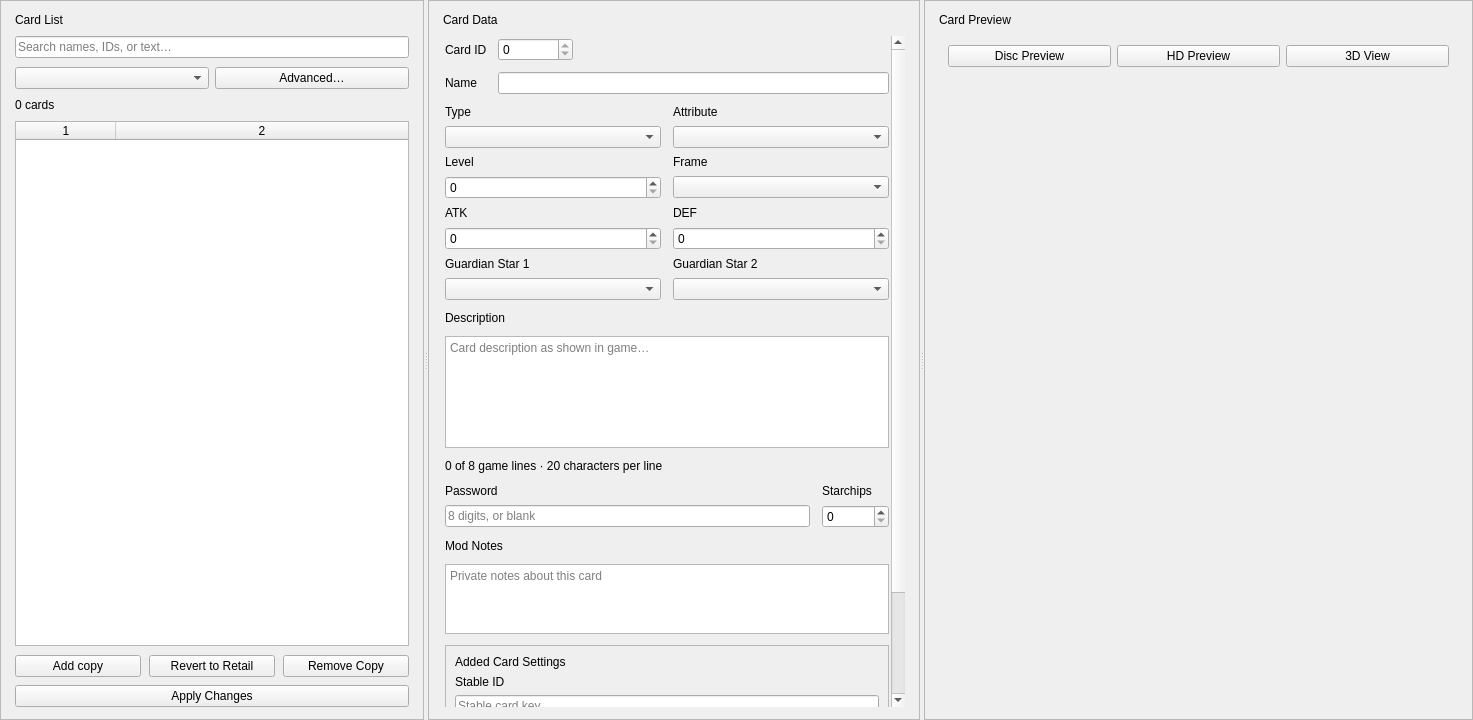
The window that tools/pc/fm_editor/ui/cards_page.ui (yamyi/YGOFM-DecompRecomp) describes before a commit, drawn with Qt 5.
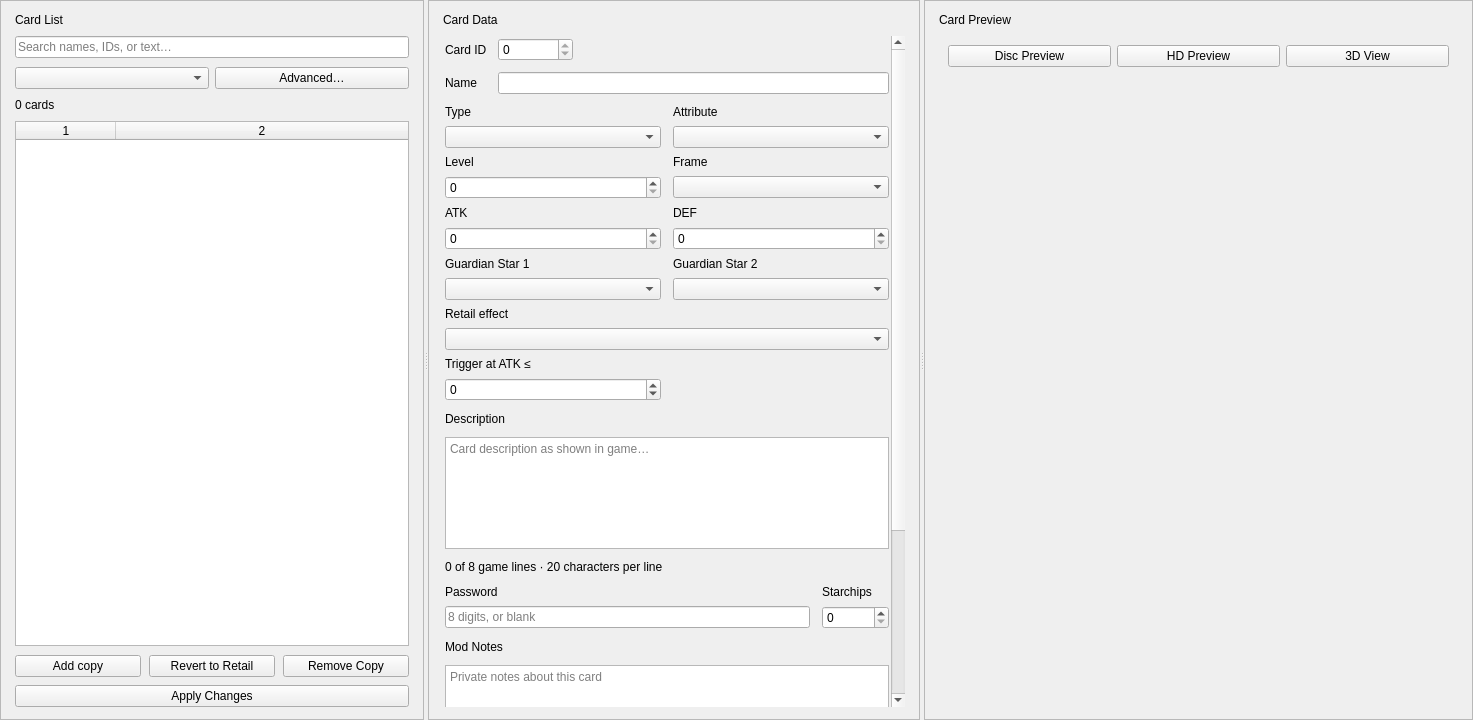
The same window after the commit.

Commit message: FM Editor: the Qt window catches up with the editor under it

```diff
--- a/tools/pc/fm_editor/ui/cards_page.ui
+++ b/tools/pc/fm_editor/ui/cards_page.ui
@@ -434,6 +434,36 @@
                </property>
               </widget>
              </item>
+             <item row="9" column="0" colspan="2">
+              <widget class="QLabel" name="effectLabel">
+               <property name="text">
+                <string>Retail effect</string>
+               </property>
+              </widget>
+             </item>
+             <item row="10" column="0" colspan="2">
+              <widget class="QComboBox" name="effectCombo"/>
+             </item>
+             <item row="11" column="0" colspan="2">
+              <widget class="QLabel" name="trapThresholdLabel">
+               <property name="text">
+                <string>Trigger at ATK ≤</string>
+               </property>
+              </widget>
+             </item>
+             <item row="12" column="0">
+              <widget class="QSpinBox" name="trapThresholdSpin">
+               <property name="minimum">
+                <number>-1</number>
+               </property>
+               <property name="maximum">
+                <number>65535</number>
+               </property>
+               <property name="singleStep">
+                <number>50</number>
+               </property>
+              </widget>
+             </item>
             </layout>
            </item>
            <item>
```
The commit also changes 7 other files.
